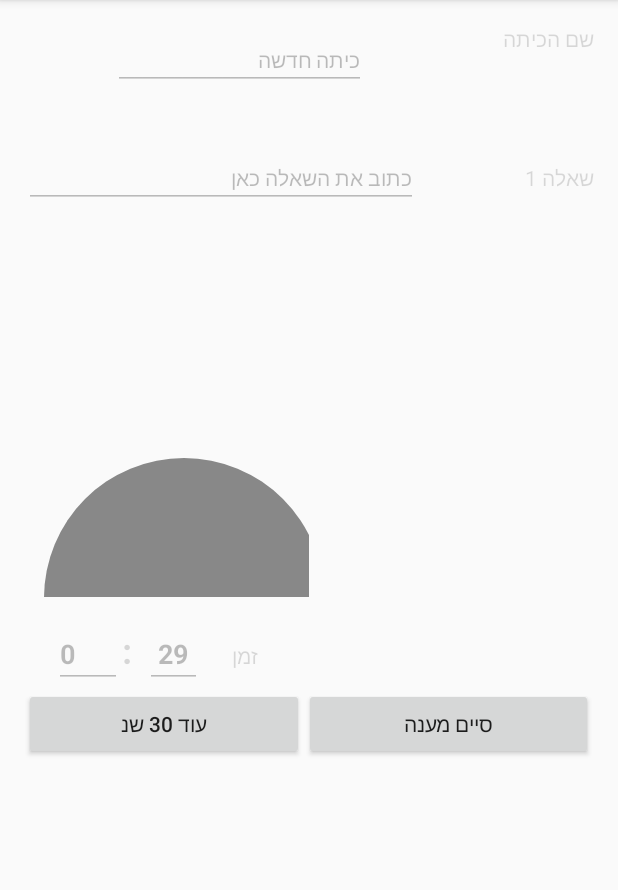
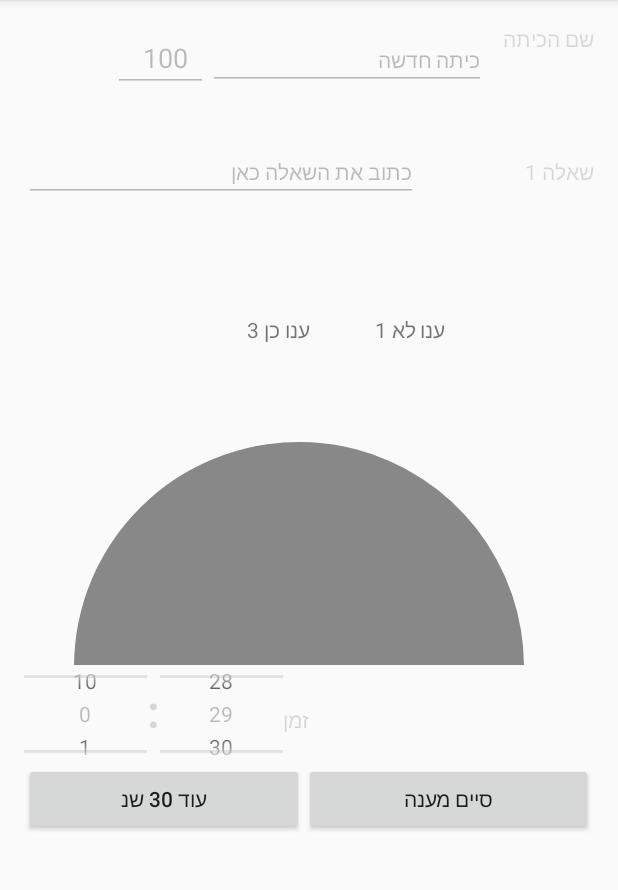
Before and after one commit to liorraz/FeedbackClickerAndroid, an Android app: the screen it shows after launch (MainActivity), after a tap on "שלח שאלה", on a phone screen of 412 x 824 dp, the part 84-974 px from its top. Run offline under Robolectric (Android 15) with nearby library versions, the phone set to English and light mode, and no system bars; 1 other tap on this screen came first.

Commit message:
automatic users

```diff
--- a/Clicker/app/src/main/java/com/clicker/clicker/MainActivity.java
+++ b/Clicker/app/src/main/java/com/clicker/clicker/MainActivity.java
@@ -12,31 +12,49 @@ import android.view.View;
 import android.widget.Button;
 import android.widget.EditText;
 import android.widget.LinearLayout;
+import android.widget.NumberPicker;
 import android.widget.TextView;
 
-import java.util.Locale;
+import java.util.Random;
 
 public class MainActivity extends AppCompatActivity {
 
 
     public static final int TIME_DEFAULT_SEC = 30;
     public static final int TIME_ADDITION_MILLI = TIME_DEFAULT_SEC * 1000;
+    public static final int MAX_TIME_MINUTES = 10;
     // GUI
-    private MyGraphView pieChartView;
-
-    private EditText timeMinText;
-    private EditText timeSecText;
 
     static private View[] classComponents;
     static private View[] timeComponents;
     static private View[] questionComponents;
-    static private View[] pieChartComponents;
     static private Button[] buttons; // create, right , left
+    static private View[] afterQuestionSentComponents;
 
     static private TextView[] questionLabelComponent;
 
+    private TextView answerYesLabel;
+    private TextView answerNoLabel;
+
+    private NumberPicker timeMinutesPicker;
+    private NumberPicker timeSecondsPicker;
+
+    private EditText numberOfStudentsText;
+
+    private MyGraphView pieChartView;
+
+    // End GUI
+
     private State state = State.CLASS_DEFINITION;
     private CountDownTimer countDownTimer;
+
+
+    // pie test
+    private int yesNumber = 0;
+    private int noNumber = 0;
+    private int numberOfStudents = 0;
+
+    private final static Random random = new Random();
 
 
     private enum State {
@@ -62,9 +80,8 @@ public class MainActivity extends AppCompatActivity {
             State turnTo(State state) {
                 if (state == QUESTION_SENDING) {
                     makeEnabled(false, questionComponents);
-                    makeVisible(true, timeComponents);
                     makeEnabled(false, timeComponents);
-                    makeVisible(true, pieChartComponents);
+                    makeVisible(true, afterQuestionSentComponents);
                     buttons[1].setText(R.string.stopTimeStr);
                     makeVisible(true, buttons[2]);
                     makeEnabled(true, buttons[2]);
@@ -86,7 +103,7 @@ public class MainActivity extends AppCompatActivity {
             @Override
             State turnTo(State state) {
                 if (state == QUESTION_DEFINITION) {
-                    makeVisible(false, pieChartComponents);
+                    makeVisible(false, afterQuestionSentComponents);
                     makeEnabled(true, timeComponents);
                     makeVisible(false, buttons[2]);
                     buttons[1].setText(R.string.sendQuestionStr);
@@ -125,10 +142,19 @@ public class MainActivity extends AppCompatActivity {
         super.onCreate(savedInstanceState);
         setContentView(R.layout.activity_main);
 
+        storeUI();
+    }
+
+    private void storeUI() {
         EditText classNameText = (EditText) findViewById(R.id.classNameText);
         TextView classNameLabel = (TextView) findViewById(R.id.classNameLabel);
-        timeMinText = (EditText) findViewById(R.id.timeMinText);
-        timeSecText = (EditText) findViewById(R.id.timeSecText);
+        timeMinutesPicker = (NumberPicker) findViewById(R.id.timeMinPick);
+        timeSecondsPicker = (NumberPicker) findViewById(R.id.timeSecPic);
+        timeSecondsPicker.setMinValue(0);
+        timeSecondsPicker.setMaxValue(59);
+        timeMinutesPicker.setMinValue(0);
+        timeMinutesPicker.setMaxValue(MAX_TIME_MINUTES);
+        timeSecondsPicker.setValue(TIME_DEFAULT_SEC);
         TextView questionLabel = (TextView) findViewById(R.id.questionLabel);
         questionPrefix = questionLabel.getText().toString();
         questionLabel.setText(questionPrefix + " " + questionNumber); // locale not good! (hebrew)
@@ -139,25 +165,28 @@ public class MainActivity extends AppCompatActivity {
         Button leftButton = (Button) findViewById(R.id.buttonLeft);
         Button rightButton = (Button) findViewById(R.id.buttonRight);
 
-        classComponents = new View[]{classNameText, classNameLabel, createClassButton};
-        timeComponents = new View[]{timeLabel, timeSecText, timeSeparatorLabel, timeMinText};
+        numberOfStudentsText = (EditText) findViewById(R.id.numberOfStudentsText);
+        answerYesLabel = (TextView) findViewById(R.id.answerYesLabel);
+        answerNoLabel = (TextView) findViewById(R.id.answerNoLabel);
+
+        classComponents = new View[]{classNameText, classNameLabel, createClassButton, numberOfStudentsText};
+        timeComponents = new View[]{timeLabel, timeSecondsPicker, timeSeparatorLabel, timeMinutesPicker};
         questionComponents = new View[]{questionLabel, questionText};
         questionLabelComponent = new TextView[]{questionLabel};
         buttons = new Button[]{createClassButton, rightButton, leftButton};
 
         LinearLayout pieChartContainer = (LinearLayout) findViewById(R.id.pieChartGrid);
         // calculate in re-write data
-        float[] percentageValues = new float[]{0, 0, 100};
-        float[] angleValues = calculateDataToAngles(percentageValues);
+        float[] angleValues = rawDataToAngles(new float[]{0, 0, 1});
         pieChartView = new MyGraphView(this, angleValues);
         pieChartView.setVisibility(View.INVISIBLE);
         pieChartContainer.addView(pieChartView);
 
-        pieChartComponents = new View[]{pieChartView};
-
+        afterQuestionSentComponents = new View[]{answerYesLabel, answerNoLabel, pieChartView};
     }
 
-    private float[] calculateDataToAngles(float[] data) {
+
+    private float[] rawDataToAngles(float[] data) {
         float total = 0;
         for (float value : data) {
             total += value;
@@ -175,15 +204,40 @@ public class MainActivity extends AppCompatActivity {
 
             public void onTick(long millisUntilFinished) {
                 long secondsUntilFinished = millisUntilFinished / 1000;
-                long seconds = secondsUntilFinished % 60;
-                long minutes = secondsUntilFinished / 60;
-                timeMinText.setText(String.format(Locale.ENGLISH, "%d", minutes));
-                timeSecText.setText(String.format(Locale.ENGLISH, "%d", seconds));
+                int seconds = (int) (secondsUntilFinished % 60);
+                int minutes = (int) (secondsUntilFinished / 60);
+                timeMinutesPicker.setValue(minutes);
+                timeSecondsPicker.setValue(seconds);
+                randomizePeople();
+            }
+
+            private void randomizePeople() {
+                int currentYes = random.nextInt(3);
+                int currentNo = 2 - currentYes;
+                int tillNow = yesNumber + noNumber;
+                if (tillNow + currentYes <= numberOfStudents) {
+                    yesNumber += currentYes;
+                    tillNow += currentYes;
+                }
+                if (tillNow + currentNo <= numberOfStudents) {
+                    noNumber += currentNo;
+                    tillNow += currentNo;
+                }
+
+                if (tillNow == numberOfStudents) {
+                    stopTimer();
+                }
+
+                updateChartValues(yesNumber, noNumber, numberOfStudents - tillNow);
             }
 
             public void onFinish() {
+                timeMinutesPicker.setValue(0);
+                timeSecondsPicker.setValue(0);
                 countDownEnded();
             }
+
+
         };
         countDownTimer.start();
 
@@ -193,12 +247,14 @@ public class MainActivity extends AppCompatActivity {
         state = state.turnTo(State.QUESTION_STOPPING);
     }
 
-    private void updateChartValues(float[] percentageValues) {
-        final float[] values = calculateDataToAngles(percentageValues);
+    private void updateChartValues(final int answeredYes, final int answeredNo, final int noAnswered) {
+        final float[] values = rawDataToAngles(new float[]{answeredYes, answeredNo, noAnswered});
 
         runOnUiThread(new Runnable() {
             @Override
             public void run() {
+                answerYesLabel.setText(getString(R.string.answerYes) + " " + answeredYes);
+                answerNoLabel.setText(getString(R.string.answerNo) + " " + answeredNo);
                 pieChartView.setValues(values);
             }
         });
@@ -206,6 +262,7 @@ public class MainActivity extends AppCompatActivity {
 
 
     public void createClassButtonOnClick(View view) {
+        numberOfStudents = Integer.parseInt(numberOfStudentsText.getText().toString());
         state = state.turnTo(State.QUESTION_DEFINITION);
     }
 
@@ -226,21 +283,25 @@ public class MainActivity extends AppCompatActivity {
             state = state.turnTo(State.QUESTION_SENDING);
 
         } else if (state == State.QUESTION_SENDING) {
-            // stop time
-            countDownTimer.cancel();
-            countDownEnded();
+            stopTimer();
         } else if (state == State.QUESTION_STOPPING) {
             state = state.turnTo(State.QUESTION_DEFINITION);
-            timeSecText.setText(R.string.defaultTimeSec);
-            timeMinText.setText(R.string.defaultTimeMin);
+            timeSecondsPicker.setValue(TIME_DEFAULT_SEC);
+            timeMinutesPicker.setValue(0);
+            yesNumber = 0;
+            noNumber = 0;
+        }
+    }
 
-        }
+    private void stopTimer() {
+        countDownTimer.cancel();
+        countDownEnded();
     }
 
 
     private long getTimeFieldsMilliseconds() {
-        long minutes = Long.parseLong(timeMinText.getText().toString());
-        long seconds = Long.parseLong(timeSecText.getText().toString());
+        long minutes = timeMinutesPicker.getValue();
+        long seconds = timeSecondsPicker.getValue();
         return ((minutes * 60) + seconds) * 1000;
     }
 
@@ -249,6 +310,9 @@ public class MainActivity extends AppCompatActivity {
         countDownTimer.cancel();
         long newTimeMilliseconds = getTimeFieldsMilliseconds();
         newTimeMilliseconds += TIME_ADDITION_MILLI;
+        if (newTimeMilliseconds > ((MAX_TIME_MINUTES * 60) + 59) * 1000) {
+            newTimeMilliseconds = ((MAX_TIME_MINUTES * 60) + 59) * 1000;
+        }
         countDown(newTimeMilliseconds);
     }
 
@@ -256,7 +320,7 @@ public class MainActivity extends AppCompatActivity {
         private final Paint paint = new Paint(Paint.ANTI_ALIAS_FLAG);
         private final float[] valueDegrees;
         private final int[] COLORS = {Color.GREEN, Color.RED, Color.GRAY};
-        private RectF rectf = new RectF(20, 20, 300, 300);
+        private RectF rectf = new RectF(50, 50, 500, 500);
 
 
         private MyGraphView(Context context, float[] valueDegrees) {
--- a/Clicker/app/src/main/res/layout/activity_main.xml
+++ b/Clicker/app/src/main/res/layout/activity_main.xml
@@ -23,7 +23,8 @@
             android:orientation="horizontal"
             android:layout_width="match_parent"
             android:layout_height="34dp"
-            android:layout_weight="0.11">
+            android:layout_weight="0.11"
+            android:id="@+id/classLayout">
 
             <Button
                 android:text="צור"
@@ -32,6 +33,16 @@
                 android:id="@+id/createClassButton"
                 android:onClick="createClassButtonOnClick"
                 />
+
+            <EditText
+                android:layout_width="63dp"
+                android:layout_height="wrap_content"
+                android:inputType="numberDecimal"
+                android:ems="10"
+                android:id="@+id/numberOfStudentsText"
+                android:text="100"
+                android:maxLength="3"
+                android:paddingLeft="20dp" />
 
             <EditText
                 android:layout_width="wrap_content"
@@ -46,7 +57,7 @@
 
             <TextView
                 android:text="שם הכיתה"
-                android:layout_width="152dp"
+                android:layout_width="72dp"
                 android:layout_height="match_parent"
                 android:id="@+id/classNameLabel" />
 
@@ -56,7 +67,8 @@
             android:orientation="horizontal"
             android:layout_width="match_parent"
             android:layout_height="29dp"
-            android:layout_weight="0.37">
+            android:layout_weight="0.21"
+            android:id="@+id/questionLayout">
 
             <EditText
                 android:layout_width="wrap_content"
@@ -80,64 +92,69 @@
 
         <LinearLayout
             android:orientation="horizontal"
-            android:layout_width="190dp"
-            android:layout_height="106dp"
+            android:layout_width="match_parent"
+            android:layout_height="36dp"
             android:layout_alignParentBottom="true"
             android:layout_alignParentLeft="true"
             android:layout_alignParentStart="true"
             android:layout_marginBottom="15dp"
             android:weightSum="1"
-            android:id="@+id/pieChartGrid">
+            android:id="@+id/answeredLayout">
+
+            <TextView
+                android:text="@string/answerYes"
+                android:layout_width="wrap_content"
+                android:layout_height="wrap_content"
+                android:id="@+id/answerYesLabel"
+                android:layout_weight="0.60"
+                android:visibility="invisible" />
+
+            <TextView
+                android:text="@string/answerNo"
+                android:layout_width="90dp"
+                android:layout_height="wrap_content"
+                android:id="@+id/answerNoLabel"
+                android:visibility="invisible" />
 
         </LinearLayout>
 
         <LinearLayout
+            android:orientation="vertical"
+            android:layout_width="match_parent"
+            android:layout_height="84dp"
+            android:id="@+id/pieChartGrid"
+            android:layout_weight="0.24"></LinearLayout>
+
+        <LinearLayout
             android:orientation="horizontal"
             android:layout_width="match_parent"
-            android:layout_height="wrap_content"
-            android:weightSum="1">
+            android:layout_height="65dp"
+            android:weightSum="1"
+            android:id="@+id/timeLayout">
 
-            <EditText
+            <NumberPicker
+                android:layout_width="wrap_content"
                 android:layout_height="wrap_content"
-                android:inputType="numberDecimal"
-                android:ems="10"
-                android:id="@+id/timeMinText"
-                android:text="@string/defaultTimeMin"
-                android:textStyle="normal|bold"
-                android:visibility="invisible"
-                android:layout_width="25dp"
-                android:layout_marginLeft="20dp"
-                android:maxLength="2"
-                android:width="100dp"
-                android:layout_weight="0.08" />
+                android:id="@+id/timeMinPick"
+                android:layout_weight="0.08"
+                android:visibility="invisible" />
 
             <TextView
                 android:text=":"
-                android:layout_width="15dp"
+                android:layout_width="wrap_content"
                 android:layout_height="wrap_content"
                 android:id="@+id/timeSeperatorLabel"
-                android:textSize="24sp"
+                android:textSize="30sp"
                 android:textStyle="normal|bold"
+                android:visibility="invisible"
+                android:paddingTop="10dp" />
+
+            <NumberPicker
+                android:layout_width="wrap_content"
+                android:layout_height="wrap_content"
+                android:id="@+id/timeSecPic"
+                android:layout_weight="0.08"
                 android:visibility="invisible" />
-
-            <EditText
-                android:layout_width="25dp"
-                android:layout_height="wrap_content"
-                android:inputType="time"
-                android:ems="10"
-                android:id="@+id/timeSecText"
-                android:text="@string/defaultTimeSec"
-                android:textAlignment="center"
-                android:textStyle="normal|bold"
-                android:layout_marginRight="20dp"
-                android:layout_marginEnd="20dp"
-                android:layout_alignParentBottom="true"
-                android:layout_alignParentRight="true"
-                android:layout_alignParentEnd="true"
-                android:layout_weight="0.05"
-                android:visibility="invisible"
-                android:maxLength="2"
-                android:width="100dp" />
 
             <TextView
                 android:text="זמן"
@@ -152,7 +169,8 @@
         <LinearLayout
             android:orientation="horizontal"
             android:layout_width="match_parent"
-            android:layout_height="62dp">
+            android:layout_height="62dp"
+            android:id="@+id/buttonsLayout">
 
             <Button
                 android:text="@string/moreTimeStr"
--- a/Clicker/app/src/main/res/values/strings.xml
+++ b/Clicker/app/src/main/res/values/strings.xml
@@ -5,5 +5,7 @@
     <string name="newQuestionStr">שאלה חדשה</string>
     <string name="defaultTimeSec">30</string>
     <string name="defaultTimeMin">00</string>
+    <string name="answerYes">ענו כן</string>
+    <string name="answerNo">ענו לא</string>
     <string name="sendQuestionStr">שלח שאלה</string>
 </resources>
```
